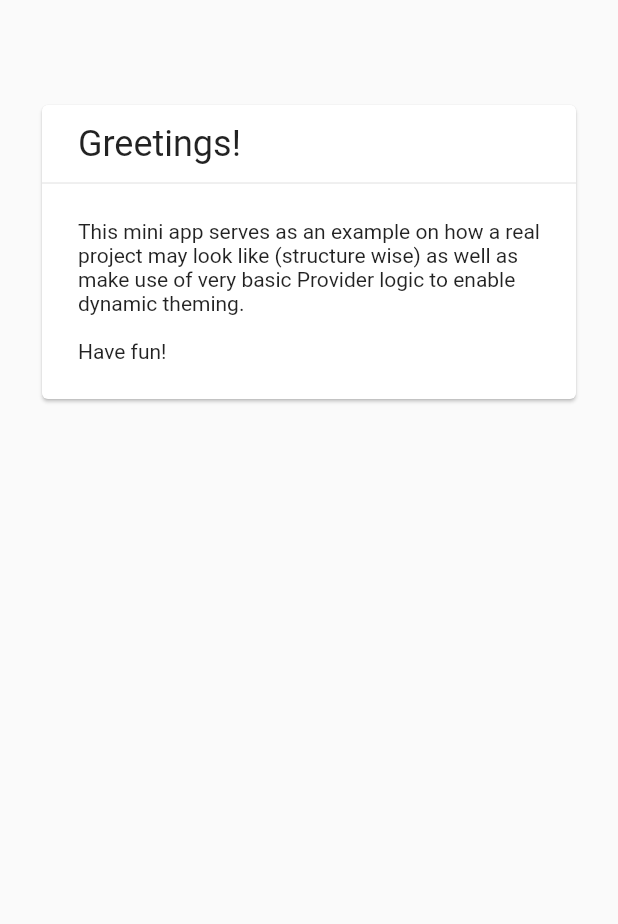
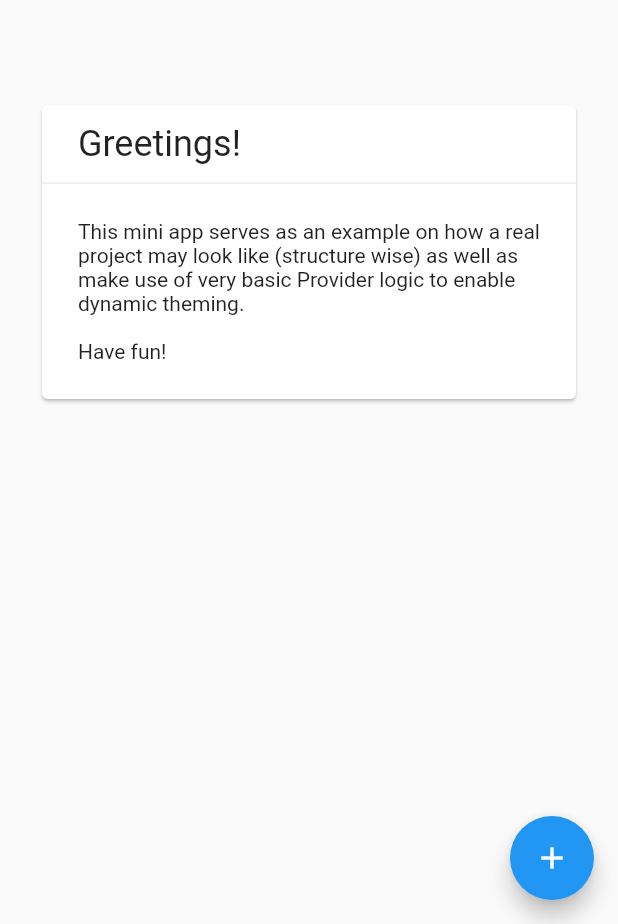
Before and after one commit to Kounex/provider_theme_switcher, a Flutter app: the screen it shows after launch, on a phone screen of 412 x 824 dp, the part 312-1236 px from its top. Run offline on Flutter 3.47's test engine with Material 2 defaults, Android fonts, the phone set to English and light mode, and no system bars.

Commit message:
added floatingActionButtonTheme property of ThemeData to actually set the theme of FABs. FABs internally still use the accentIconTheme property which is deprecated - flutter needs to adjust it internally, for now we set it by ourself

```diff
--- a/lib/utils/themes.dart
+++ b/lib/utils/themes.dart
@@ -23,6 +23,10 @@ extension ThemeFunctions on Themes {
         Themes.CUSTOM: ThemeData.dark().copyWith(
           primaryColor: Colors.purple,
           accentColor: Colors.redAccent,
+          floatingActionButtonTheme: FloatingActionButtonThemeData(
+            foregroundColor: Colors.white,
+            backgroundColor: Colors.purple,
+          ),
           scaffoldBackgroundColor: Colors.deepOrangeAccent,
           backgroundColor: Colors.deepOrangeAccent,
           canvasColor: Colors.deepOrangeAccent,
--- a/lib/views/home/home.dart
+++ b/lib/views/home/home.dart
@@ -11,6 +11,10 @@ class HomeView extends StatelessWidget {
   Widget build(BuildContext context) {
     return Scaffold(
       drawer: CustomDrawer(),
+      floatingActionButton: FloatingActionButton(
+        onPressed: () {},
+        child: Icon(Icons.add),
+      ),
       body: CustomScrollView(
         slivers: [
           SliverAppBar(
```
